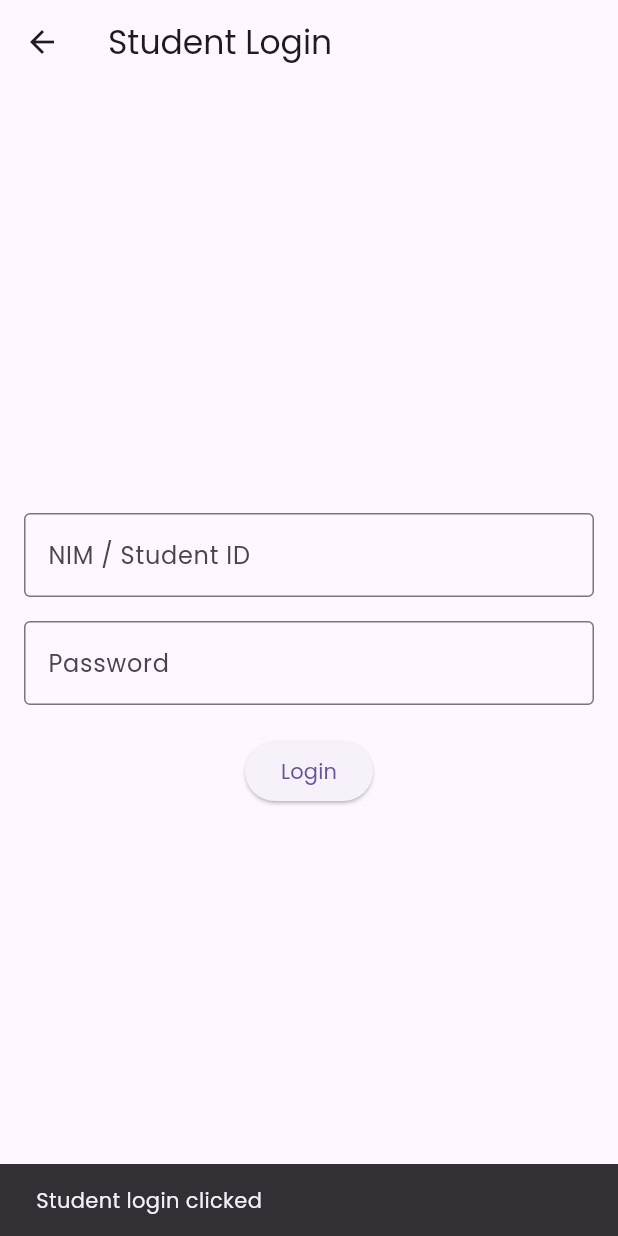
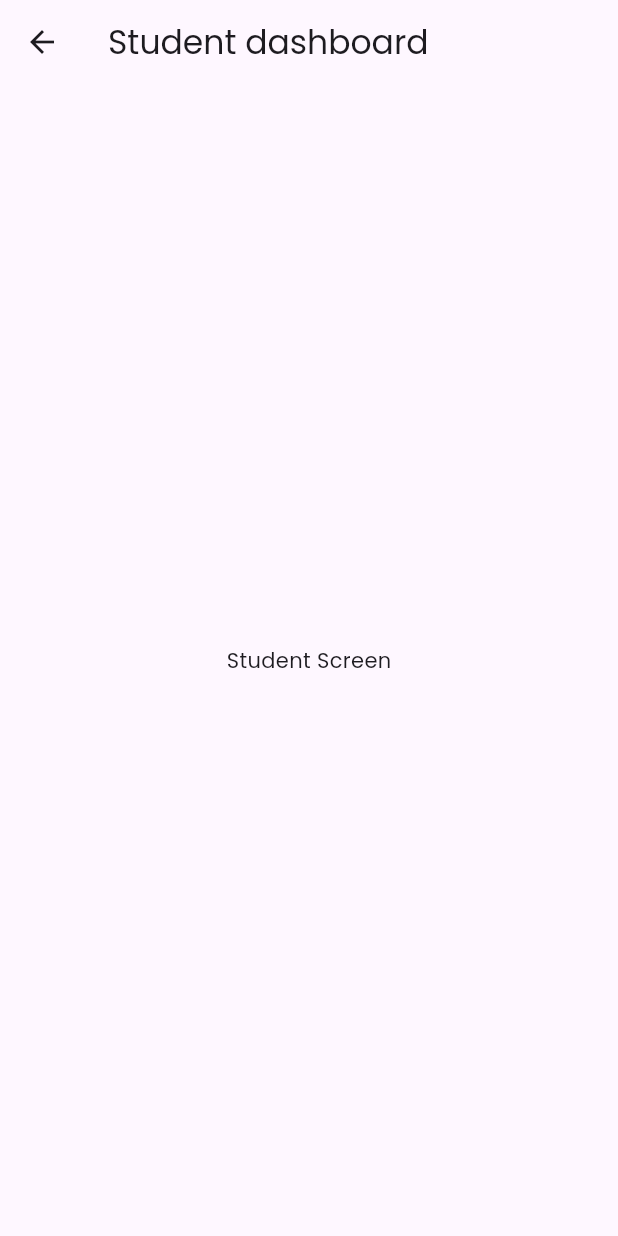
Before and after one commit to SyafiraNurulHanifa/sistem-akademik, a Flutter app: the StudentLoginScreen screen opened directly, after a tap on "Login", on a phone screen of 412 x 824 dp. Run offline on Flutter 3.47's test engine with Material 3 defaults, Android fonts, the phone set to English and light mode, and no system bars.

Commit message:
modified student logins screen

```diff
--- a/lib/screens/student_dashboard.dart
+++ b/lib/screens/student_dashboard.dart
@@ -0,0 +1,13 @@
+import 'package:flutter/material.dart';
+
+class StudentDashboard extends StatelessWidget {
+  const StudentDashboard({super.key});
+
+  @override
+  Widget build(BuildContext context) {
+    return Scaffold(
+      appBar: AppBar(title: const Text("Student dashboard")),
+      body: const Center(child: Text("Student Screen")),
+    );
+  }
+}
--- a/lib/screens/student_login_screen.dart
+++ b/lib/screens/student_login_screen.dart
@@ -1,40 +1,141 @@
 import 'package:flutter/material.dart';
+import 'student_dashboard.dart';
 
-class StudentLoginScreen extends StatelessWidget {
+class StudentLoginScreen extends StatefulWidget {
   const StudentLoginScreen({super.key});
+
+  @override
+  _StudentLoginScreenState createState() => _StudentLoginScreenState();
+}
+
+class _StudentLoginScreenState extends State<StudentLoginScreen> {
+  bool _obscurePassword = true;
 
   @override
   Widget build(BuildContext context) {
     return Scaffold(
-      appBar: AppBar(title: const Text("Student Login")),
-      body: Padding(
-        padding: const EdgeInsets.all(16.0),
+      backgroundColor: Colors.white,
+      body: SingleChildScrollView(
         child: Column(
-          mainAxisAlignment: MainAxisAlignment.center,
           children: [
-            TextField(
-              decoration: const InputDecoration(
-                labelText: "NIM / Student ID",
-                border: OutlineInputBorder(),
+            // Bagian atas (setengah lingkaran + logo)
+            SizedBox(
+              height: 300,
+              child: Stack(
+                alignment: Alignment.center,
+                children: [
+                  Positioned(
+                    top: -230,
+                    left: -50,
+                    right: -50,
+                    child: Container(
+                      height: 432,
+                      decoration: const BoxDecoration(
+                        color: Color(0xFF00BFA6),
+                        shape: BoxShape.circle,
+                      ),
+                    ),
+                  ),
+                  Positioned(
+                    top: 65,
+                    child: CircleAvatar(
+                      radius: 110,
+                      backgroundColor: const Color(0xFF00BFA6),
+                      child: CircleAvatar(
+                        radius: 103,
+                        backgroundColor: Colors.white,
+                        child: ClipOval(
+                          child: Padding(
+                            padding: const EdgeInsets.all(12.0),
+                            child: Image.asset(
+                              'assets/icons/logo.png', // ganti path sesuai logo
+                              fit: BoxFit.contain,
+                            ),
+                          ),
+                        ),
+                      ),
+                    ),
+                  ),
+                ],
               ),
             ),
-            const SizedBox(height: 16),
-            TextField(
-              obscureText: true,
-              decoration: const InputDecoration(
-                labelText: "Password",
-                border: OutlineInputBorder(),
+
+            const SizedBox(height: 40),
+
+            // Form Login
+            Padding(
+              padding: const EdgeInsets.symmetric(horizontal: 24.0),
+              child: Column(
+                children: [
+                  TextField(
+                    keyboardType: TextInputType.text,
+                    textInputAction: TextInputAction.next,
+                    autocorrect: false,
+                    enableSuggestions: false,
+                    autofillHints: null,
+                    decoration: const InputDecoration(
+                      labelText: "Email",
+                      hintText: "",
+                      suffixIcon: Icon(Icons.person_outline),
+                      border: UnderlineInputBorder(),
+                    ),
+                  ),
+                  const SizedBox(height: 20),
+                  TextField(
+                    obscureText: _obscurePassword,
+                    decoration: InputDecoration(
+                      labelText: "Password",
+                      hintText: "********************",
+                      suffixIcon: IconButton(
+                        icon: Icon(
+                          _obscurePassword
+                              ? Icons.visibility_off
+                              : Icons.visibility,
+                        ),
+                        onPressed: () {
+                          setState(() {
+                            _obscurePassword = !_obscurePassword;
+                          });
+                        },
+                      ),
+                      border: const UnderlineInputBorder(),
+                    ),
+                  ),
+                  const SizedBox(height: 120),
+                  SizedBox(
+                    width: double.infinity,
+                    child: ElevatedButton(
+                      style: ElevatedButton.styleFrom(
+                        backgroundColor: Color(0xFF1E63D6),
+                        padding: const EdgeInsets.symmetric(vertical: 14),
+                        shape: RoundedRectangleBorder(
+                          borderRadius: BorderRadius.circular(10),
+                        ),
+                      ),
+                      onPressed: () {
+                        Navigator.pushReplacement(
+                          context,
+                          MaterialPageRoute(
+                            builder: (context) => const StudentDashboard(),
+                          ),
+                        );
+                      },
+                      child: const Text(
+                        "Login",
+                        style: TextStyle(fontSize: 16, color: Colors.white),
+                      ),
+                    ),
+                  ),
+                  const SizedBox(height: 16),
+                  TextButton(
+                    onPressed: () {},
+                    child: const Text(
+                      "Forgot Password ?",
+                      style: TextStyle(color: Colors.grey),
+                    ),
+                  ),
+                ],
               ),
-            ),
-            const SizedBox(height: 20),
-            ElevatedButton(
-              onPressed: () {
-                // sementara belum ngarahin kemana2
-                ScaffoldMessenger.of(context).showSnackBar(
-                  const SnackBar(content: Text("Student login clicked")),
-                );
-              },
-              child: const Text("Login"),
             ),
           ],
         ),
```
Also changed, not shown: 1 other file.
